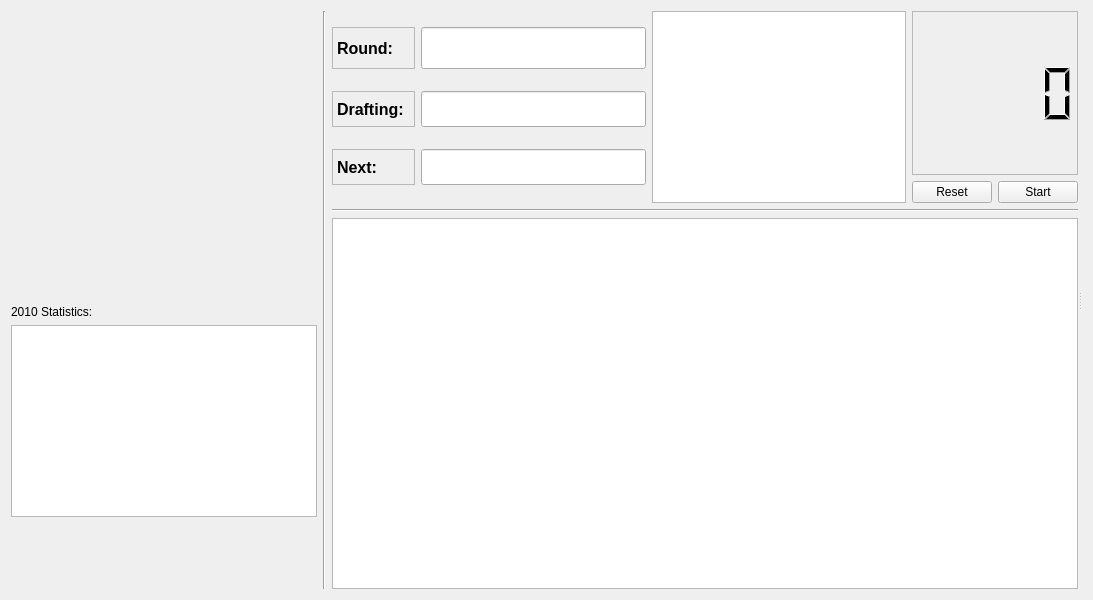
Above: ffdraft/ui/ui_mainwidget.ui from ambrice/ffdraft before the change. Below: the same form after it.
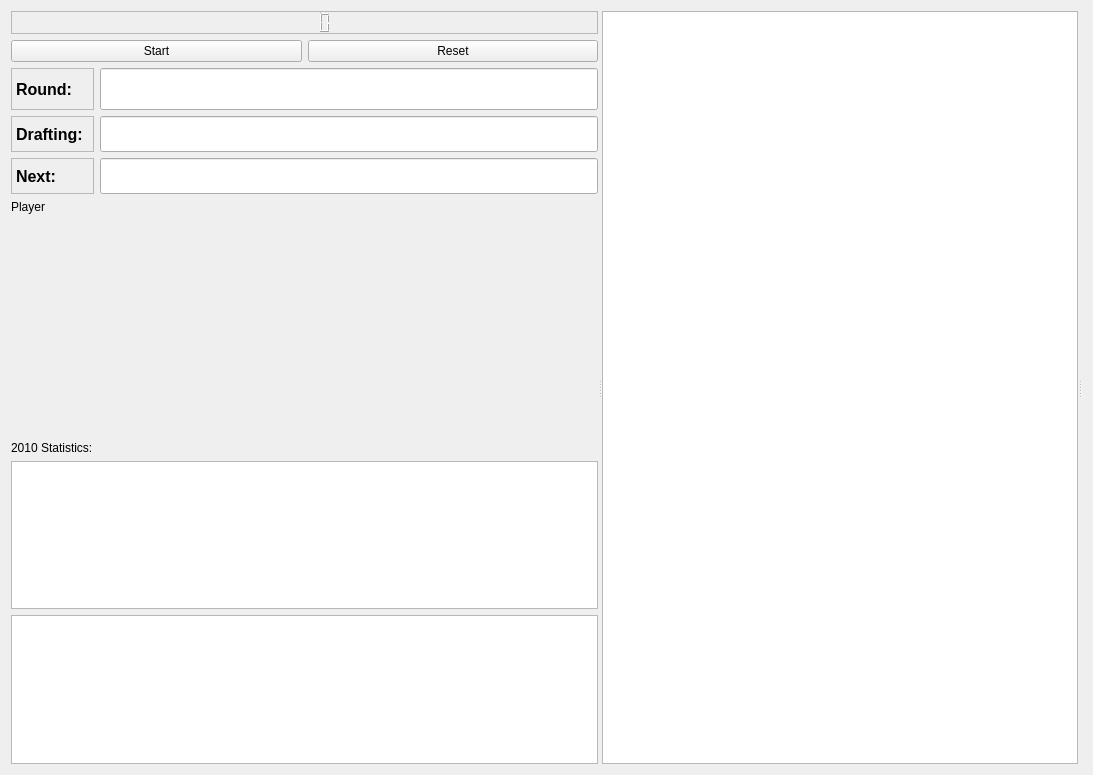
That is the form after the change.

```diff
--- a/ffdraft/ui/ui_mainwidget.ui
+++ b/ffdraft/ui/ui_mainwidget.ui
@@ -7,7 +7,7 @@
     <x>0</x>
     <y>0</y>
     <width>1093</width>
-    <height>600</height>
+    <height>775</height>
    </rect>
   </property>
   <property name="windowTitle">
@@ -15,125 +15,69 @@
   </property>
   <layout class="QHBoxLayout" name="horizontalLayout_3">
    <item>
-    <layout class="QVBoxLayout" name="verticalLayout_2">
-     <item>
-      <spacer name="verticalSpacer_2">
+    <widget class="QSplitter" name="splitter_2">
        <property name="orientation">
-        <enum>Qt::Vertical</enum>
-       </property>
-       <property name="sizeHint" stdset="0">
-        <size>
-         <width>20</width>
-         <height>40</height>
-        </size>
-       </property>
-      </spacer>
-     </item>
-     <item>
-      <layout class="QHBoxLayout" name="horizontalLayout_2">
-       <item>
-        <spacer name="horizontalSpacer">
-         <property name="orientation">
           <enum>Qt::Horizontal</enum>
          </property>
-         <property name="sizeHint" stdset="0">
-          <size>
-           <width>40</width>
-           <height>20</height>
-          </size>
-         </property>
-        </spacer>
-       </item>
-       <item>
-        <widget class="QLabel" name="player_image_view">
-         <property name="minimumSize">
-          <size>
-           <width>165</width>
-           <height>215</height>
-          </size>
-         </property>
-         <property name="text">
-          <string/>
-         </property>
-        </widget>
-       </item>
-       <item>
-        <spacer name="horizontalSpacer_2">
-         <property name="orientation">
-          <enum>Qt::Horizontal</enum>
-         </property>
-         <property name="sizeHint" stdset="0">
-          <size>
-           <width>40</width>
-           <height>20</height>
-          </size>
-         </property>
-        </spacer>
-       </item>
-      </layout>
-     </item>
-     <item>
-      <widget class="QLabel" name="label_4">
-       <property name="text">
-        <string>2010 Statistics:</string>
-       </property>
-      </widget>
-     </item>
-     <item>
-      <widget class="QTableWidget" name="player_stats_table">
-       <property name="alternatingRowColors">
-        <bool>true</bool>
-       </property>
-       <property name="selectionMode">
-        <enum>QAbstractItemView::NoSelection</enum>
-       </property>
-       <property name="selectionBehavior">
-        <enum>QAbstractItemView::SelectRows</enum>
-       </property>
-       <property name="showGrid">
-        <bool>false</bool>
-       </property>
-       <property name="gridStyle">
-        <enum>Qt::NoPen</enum>
-       </property>
-       <attribute name="verticalHeaderVisible">
-        <bool>false</bool>
-       </attribute>
-      </widget>
-     </item>
-     <item>
-      <spacer name="verticalSpacer">
-       <property name="orientation">
-        <enum>Qt::Vertical</enum>
-       </property>
-       <property name="sizeHint" stdset="0">
-        <size>
-         <width>20</width>
-         <height>40</height>
-        </size>
-       </property>
-      </spacer>
-     </item>
-    </layout>
-   </item>
-   <item>
-    <widget class="Line" name="line_2">
-     <property name="orientation">
-      <enum>Qt::Vertical</enum>
-     </property>
-    </widget>
-   </item>
-   <item>
     <widget class="QSplitter" name="splitter">
      <property name="orientation">
       <enum>Qt::Horizontal</enum>
      </property>
-     <widget class="QWidget" name="layoutWidget">
+      <widget class="QWidget" name="">
       <layout class="QVBoxLayout" name="verticalLayout">
+        <item>
+         <widget class="QLCDNumber" name="timerDisplay">
+          <property name="sizePolicy">
+           <sizepolicy hsizetype="Preferred" vsizetype="Minimum">
+            <horstretch>0</horstretch>
+            <verstretch>0</verstretch>
+           </sizepolicy>
+          </property>
+          <property name="font">
+           <font>
+            <pointsize>10</pointsize>
+           </font>
+          </property>
+          <property name="frameShape">
+           <enum>QFrame::StyledPanel</enum>
+          </property>
+          <property name="frameShadow">
+           <enum>QFrame::Sunken</enum>
+          </property>
+          <property name="lineWidth">
+           <number>3</number>
+          </property>
+          <property name="smallDecimalPoint">
+           <bool>false</bool>
+          </property>
+          <property name="segmentStyle">
+           <enum>QLCDNumber::Filled</enum>
+          </property>
+          <property name="value" stdset="0">
+           <double>0.000000000000000</double>
+          </property>
+         </widget>
+        </item>
        <item>
         <layout class="QHBoxLayout" name="horizontalLayout">
          <item>
-          <layout class="QGridLayout">
+           <widget class="QPushButton" name="pause_button">
+            <property name="text">
+             <string>Start</string>
+            </property>
+           </widget>
+          </item>
+          <item>
+           <widget class="QPushButton" name="reset_button">
+            <property name="text">
+             <string>Reset</string>
+            </property>
+           </widget>
+          </item>
+         </layout>
+        </item>
+        <item>
+         <layout class="QGridLayout" name="gridLayout">
            <item row="0" column="0">
             <widget class="QLabel" name="label">
              <property name="font">
@@ -283,7 +227,97 @@
           </layout>
          </item>
          <item>
-          <layout class="QVBoxLayout">
+         <spacer name="verticalSpacer">
+          <property name="orientation">
+           <enum>Qt::Vertical</enum>
+          </property>
+          <property name="sizeHint" stdset="0">
+           <size>
+            <width>20</width>
+            <height>18</height>
+           </size>
+          </property>
+         </spacer>
+        </item>
+        <item>
+         <widget class="QLabel" name="player_name_label">
+          <property name="text">
+           <string>Player</string>
+          </property>
+         </widget>
+        </item>
+        <item>
+         <layout class="QHBoxLayout" name="horizontalLayout_2">
+          <item>
+           <spacer name="horizontalSpacer">
+            <property name="orientation">
+             <enum>Qt::Horizontal</enum>
+            </property>
+            <property name="sizeHint" stdset="0">
+             <size>
+              <width>40</width>
+              <height>20</height>
+             </size>
+            </property>
+           </spacer>
+          </item>
+          <item>
+           <widget class="QLabel" name="player_image_view">
+            <property name="minimumSize">
+             <size>
+              <width>165</width>
+              <height>215</height>
+             </size>
+            </property>
+            <property name="text">
+             <string/>
+            </property>
+           </widget>
+          </item>
+          <item>
+           <spacer name="horizontalSpacer_2">
+            <property name="orientation">
+             <enum>Qt::Horizontal</enum>
+            </property>
+            <property name="sizeHint" stdset="0">
+             <size>
+              <width>40</width>
+              <height>20</height>
+             </size>
+            </property>
+           </spacer>
+          </item>
+         </layout>
+        </item>
+        <item>
+         <widget class="QLabel" name="label_4">
+          <property name="text">
+           <string>2010 Statistics:</string>
+          </property>
+         </widget>
+        </item>
+        <item>
+         <widget class="QTableWidget" name="player_stats_table">
+          <property name="alternatingRowColors">
+           <bool>true</bool>
+          </property>
+          <property name="selectionMode">
+           <enum>QAbstractItemView::NoSelection</enum>
+          </property>
+          <property name="selectionBehavior">
+           <enum>QAbstractItemView::SelectRows</enum>
+          </property>
+          <property name="showGrid">
+           <bool>false</bool>
+          </property>
+          <property name="gridStyle">
+           <enum>Qt::NoPen</enum>
+          </property>
+          <attribute name="verticalHeaderVisible">
+           <bool>false</bool>
+          </attribute>
+         </widget>
+        </item>
            <item>
             <widget class="QListWidget" name="previous_picks_list">
              <property name="sizePolicy">
@@ -312,73 +346,9 @@
             </widget>
            </item>
           </layout>
-         </item>
-         <item>
-          <layout class="QVBoxLayout">
-           <item>
-            <widget class="QLCDNumber" name="timerDisplay">
-             <property name="sizePolicy">
-              <sizepolicy hsizetype="Preferred" vsizetype="Minimum">
-               <horstretch>0</horstretch>
-               <verstretch>0</verstretch>
-              </sizepolicy>
-             </property>
-             <property name="font">
-              <font>
-               <pointsize>10</pointsize>
-              </font>
-             </property>
-             <property name="frameShape">
-              <enum>QFrame::StyledPanel</enum>
-             </property>
-             <property name="frameShadow">
-              <enum>QFrame::Sunken</enum>
-             </property>
-             <property name="lineWidth">
-              <number>3</number>
-             </property>
-             <property name="smallDecimalPoint">
-              <bool>false</bool>
-             </property>
-             <property name="segmentStyle">
-              <enum>QLCDNumber::Filled</enum>
-             </property>
-             <property name="value" stdset="0">
-              <double>0.000000000000000</double>
-             </property>
-            </widget>
-           </item>
-           <item>
-            <layout class="QHBoxLayout">
-             <item>
-              <widget class="QPushButton" name="reset_button">
-               <property name="text">
-                <string>Reset</string>
-               </property>
-              </widget>
-             </item>
-             <item>
-              <widget class="QPushButton" name="pause_button">
-               <property name="text">
-                <string>Start</string>
-               </property>
-              </widget>
-             </item>
-            </layout>
-           </item>
-          </layout>
-         </item>
-        </layout>
-       </item>
-       <item>
-        <widget class="Line" name="line">
-         <property name="orientation">
-          <enum>Qt::Horizontal</enum>
-         </property>
-        </widget>
-       </item>
-       <item>
-        <layout class="QVBoxLayout">
+      </widget>
+      <widget class="QWidget" name="verticalLayoutWidget">
+       <layout class="QVBoxLayout" name="vboxlayout2">
          <item>
           <widget class="QTableView" name="avail_view">
            <property name="sizePolicy">
@@ -416,8 +386,7 @@
           </widget>
          </item>
         </layout>
-       </item>
-      </layout>
+      </widget>
      </widget>
      <widget class="QToolBox" name="drafted_view">
       <property name="currentIndex">
```
Lines whose indentation alone changed are shown as unchanged.
